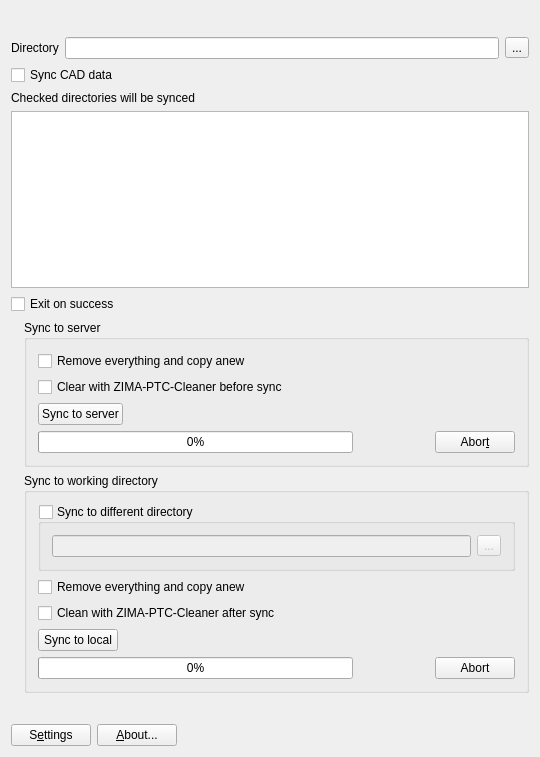
Before: the Qt Designer form src/MainWindow.ui in ZIMA-Engineering/ZIMA-CAD-Sync, drawn with Qt 5.
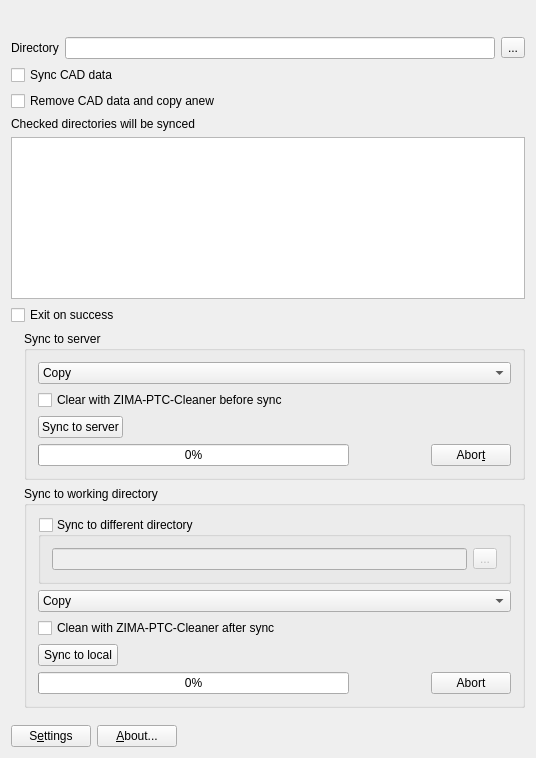
After: the same form once the commit is applied. Icons and pictures are not drawn.

```diff
--- a/src/MainWindow.ui
+++ b/src/MainWindow.ui
@@ -6,8 +6,8 @@
    <rect>
     <x>0</x>
     <y>0</y>
-    <width>540</width>
-    <height>757</height>
+    <width>536</width>
+    <height>758</height>
    </rect>
   </property>
   <property name="windowTitle">
@@ -81,6 +81,13 @@
       </property>
      </widget>
     </item>
+    <item>
+     <widget class="QCheckBox" name="removeCadDataCheckBox">
+      <property name="text">
+       <string>Remove CAD data and copy anew</string>
+      </property>
+     </widget>
+    </item>
     <item>
      <widget class="QLabel" name="label">
       <property name="text">
@@ -142,10 +149,22 @@
         </property>
         <layout class="QVBoxLayout" name="verticalLayout_3">
          <item>
-          <widget class="QCheckBox" name="remoteRemoteAllCheckBox">
+          <widget class="QComboBox" name="remoteDeleteComboBox">
+           <item>
+            <property name="text">
+             <string>Copy</string>
+            </property>
+           </item>
+           <item>
+            <property name="text">
+             <string>Remove selected and copy anew</string>
+            </property>
+           </item>
+           <item>
            <property name="text">
             <string>Remove everything and copy anew</string>
            </property>
+           </item>
           </widget>
          </item>
          <item>
@@ -276,10 +295,22 @@
           </widget>
          </item>
          <item>
-          <widget class="QCheckBox" name="localRemoveFirstCheckBox">
+          <widget class="QComboBox" name="localDeleteComboBox">
+           <item>
+            <property name="text">
+             <string>Copy</string>
+            </property>
+           </item>
+           <item>
+            <property name="text">
+             <string>Remove selected and copy anew</string>
+            </property>
+           </item>
+           <item>
            <property name="text">
             <string>Remove everything and copy anew</string>
            </property>
+           </item>
           </widget>
          </item>
          <item>
```
Lines whose indentation alone changed are shown as unchanged.
